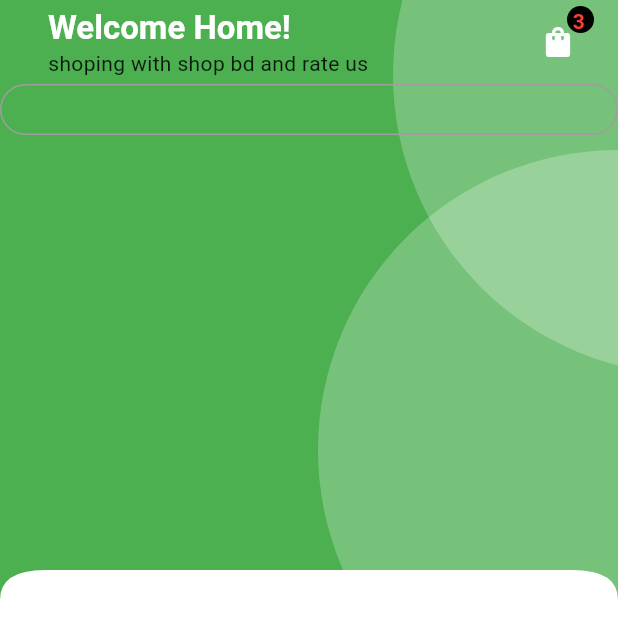
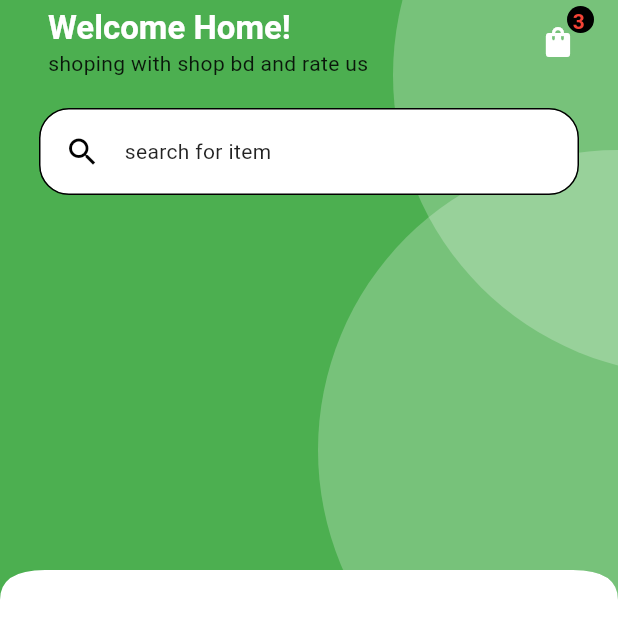
Before and after one commit to hrikhan/shop_bd, a Flutter app: the HomeScreen screen opened directly, on a phone screen of 412 x 824 dp. Shown: the top 638 px of the screen. Run offline on Flutter 3.47's test engine with Material 3 defaults, Android fonts, the phone set to English and light mode, and no system bars; our stand-ins replace get, smooth_page_indicator.

Commit message:
working on custom searchbar

```diff
--- a/lib/features/shop/screens/home_screen.dart
+++ b/lib/features/shop/screens/home_screen.dart
@@ -1,9 +1,10 @@
 import 'package:flutter/material.dart';
 
 import 'package:shop_bd/common/widgets/container/primary_header_container.dart';
-import 'package:shop_bd/utils/constant/enum.dart';
+import 'package:shop_bd/features/shop/screens/home_screen_widget.dart/searchbar_widgets.dart';
+
 import 'package:shop_bd/utils/constant/size.dart';
-import 'package:shop_bd/utils/device/deviceutils/deviceutils.dart';
+
 
 import 'home_screen_widget.dart/home_appbar.dart';
 
@@ -23,15 +24,16 @@ class HomeScreen extends StatelessWidget {
                 children: [
                   home_appbar(),
 
+                  //spacing
+                  SizedBox(
+                    height: AppSizes.spacebetweenitem,
+                  ),
+
                   //searchbar
-                  Container(
-                    color: Colors.transparent,
-                    width: DeviceUtils.screenWidth(context),
-                    padding: EdgeInsets.all(AppSizes.marginMedium),
-                    decoration: BoxDecoration(
-                        borderRadius: BorderRadius.circular(20),
-                        border: Border.all(color: Colors.grey)),
-                  )
+                  custom_searchbar_widgets(
+                    icons:  Icons.search,
+
+                    text: "search for item", showicon: true, showbackground: true,)
 
                   //catagories
                 ],
--- /dev/null
+++ b/lib/features/shop/screens/home_screen_widget.dart/searchbar_widgets.dart
@@ -0,0 +1,50 @@
+import 'package:flutter/material.dart';
+import 'package:shop_bd/utils/constant/enum.dart';
+import 'package:shop_bd/utils/constant/size.dart';
+import 'package:shop_bd/utils/device/deviceutils/deviceutils.dart';
+import 'package:shop_bd/utils/helper/helper_funtion.dart';
+
+class custom_searchbar_widgets extends StatelessWidget {
+  const custom_searchbar_widgets({
+    super.key,
+    required this.text,
+    this.icons,
+    required this.showicon,
+    required this.showbackground,
+  });
+  final String text;
+  final IconData? icons;
+  final bool showicon, showbackground;
+
+  @override
+  Widget build(BuildContext context) {
+    final dark = HelperFunction.isdark(context);
+    return Padding(
+      padding: const EdgeInsets.symmetric(horizontal: AppSizes.defaultsize),
+      child: Container(
+        width: DeviceUtils.screenWidth(context),
+        padding: const EdgeInsets.all(AppSizes.marginMedium),
+        decoration: BoxDecoration(
+            color: showbackground
+                ? dark
+                    ? Colors.black
+                    : Colors.white
+                : Colors.transparent,
+            borderRadius: BorderRadius.circular(20),
+            border: Border.all(color: Colors.black)),
+        child: Row(
+          children: [
+            Icon(
+              icons,
+              color: Colors.black,
+            ),
+            SizedBox(
+              width: AppSizes.spacebetweenitem,
+            ),
+            Text(text)
+          ],
+        ),
+      ),
+    );
+  }
+}
--- a/lib/utils/constant/size.dart
+++ b/lib/utils/constant/size.dart
@@ -7,6 +7,7 @@ class AppSizes {
   static const double paddingMedium = 16.0;
   static const double paddingLarge = 24.0;
   static const double paddingExtraLarge = 32.0;
+  static const double defaultpaddingspae = 32.0;
 
   static const double marginSmall = 8.0;
   static const double marginMedium = 16.0;
```
